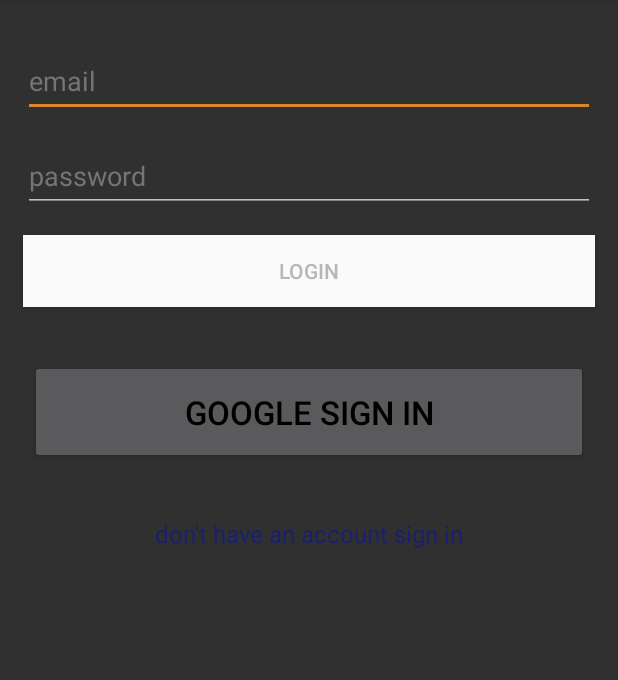
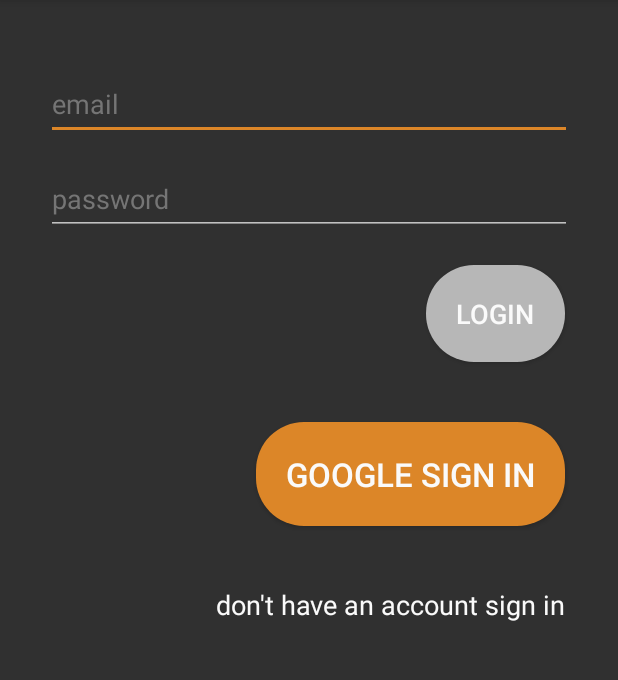
Before and after one commit to mike-shukra/goyoga, an Android app: the screen it shows after launch (LoginActivity), on a phone screen of 412 x 824 dp, the part 84-764 px from its top. Run offline under Robolectric (Android 15) with nearby library versions, the phone set to English and light mode, and no system bars; our stand-ins replace Firebase (no records; nobody signed in at launch, a user with empty details on screens opened directly), Room's generated code, navigation-ui.

Commit message:
some changes

```diff
--- a/app/src/main/java/ru/yogago/goyoga/LoginActivity.kt
+++ b/app/src/main/java/ru/yogago/goyoga/LoginActivity.kt
@@ -8,7 +8,13 @@
 import android.widget.EditText
 import android.widget.TextView
 import android.widget.Toast
+import androidx.activity.result.IntentSenderRequest
+import androidx.activity.result.contract.ActivityResultContracts
 import androidx.appcompat.app.AppCompatActivity
+import com.google.android.gms.auth.api.identity.BeginSignInRequest
+import com.google.android.gms.auth.api.identity.Identity
+import com.google.android.gms.auth.api.identity.SignInClient
+import com.google.android.gms.auth.api.identity.SignInCredential
 import com.google.android.gms.auth.api.signin.GoogleSignIn
 import com.google.android.gms.auth.api.signin.GoogleSignInClient
 import com.google.android.gms.auth.api.signin.GoogleSignInOptions
@@ -22,7 +28,7 @@
 import ru.yogago.goyoga.service.TokenProvider
 
 /**
- * Demonstrate Firebase Authentication using a Google ID Token.
+ * Firebase Authentication using a Google ID Token.
  */
 class LoginActivity : AppCompatActivity() {
 
@@ -32,18 +38,24 @@
     private lateinit var btnLogin: Button
     private lateinit var btnSignInGoogle: Button
 
-    private val Req_Code: Int = 123
+    private lateinit var oneTapClient: SignInClient
+    private lateinit var signInRequest: BeginSignInRequest
 
     private lateinit var auth: FirebaseAuth
-
-    private lateinit var googleSignInClient: GoogleSignInClient
 
     override fun onCreate(savedInstanceState: Bundle?) {
         super.onCreate(savedInstanceState)
 
+        auth = Firebase.auth
+        oneTapClient = Identity.getSignInClient(this)
+
+        val currentUser = auth.currentUser
+        if (currentUser != null) {
+            updateUserData()
+        }
+
         setContentView(R.layout.activity_login)
 
-        // View Binding
         tvRedirectSignUp = findViewById(R.id.tvRedirectSignUp)
         btnLogin = findViewById(R.id.btnLogin)
         btnSignInGoogle = findViewById(R.id.btnSignInGoogle)
@@ -51,14 +63,15 @@
         etPass = findViewById(R.id.etPassword)
 
 
-        val gso = GoogleSignInOptions.Builder(GoogleSignInOptions.DEFAULT_SIGN_IN)
-            .requestIdToken(getString(R.string.default_web_client_id))
-            .requestEmail()
+        signInRequest = BeginSignInRequest.builder()
+            .setGoogleIdTokenRequestOptions(
+                BeginSignInRequest.GoogleIdTokenRequestOptions.builder()
+                    .setSupported(true)
+                    .setServerClientId(getString(R.string.server_client_id)) // Your web client ID from Firebase
+                    .setFilterByAuthorizedAccounts(false) // Show all accounts, not just authorized
+                    .build()
+            )
             .build()
-
-        googleSignInClient = GoogleSignIn.getClient(this, gso)
-
-        auth = Firebase.auth
 
         btnLogin.setOnClickListener {
             Toast.makeText(this, "Logging In", Toast.LENGTH_SHORT).show()
@@ -67,7 +80,7 @@
 
         btnSignInGoogle.setOnClickListener { view: View? ->
             Toast.makeText(this, "Logging In", Toast.LENGTH_SHORT).show()
-            signIn()
+            oneTapSignIn()
         }
 
         tvRedirectSignUp.setOnClickListener {
@@ -75,79 +88,73 @@
             startActivity(intent)
             finish()
         }
+
     }
 
-    override fun onStart() {
-        super.onStart()
+    private fun oneTapSignIn() {
+        oneTapClient.beginSignIn(signInRequest)
+            .addOnSuccessListener { result ->
+                startForResult.launch(IntentSenderRequest.Builder(result.pendingIntent.intentSender).build())
+            }
+            .addOnFailureListener { e ->
+                // Handle failure, for example, no Google accounts available
+                e.printStackTrace()
+            }
+    }
 
-        if (GoogleSignIn.getLastSignedInAccount(this) != null) {
-            updateUI(auth.currentUser)
+
+    // Register the sign-in result handler
+    private val startForResult = registerForActivityResult(ActivityResultContracts.StartIntentSenderForResult()) { result ->
+        if (result.resultCode == RESULT_OK) {
+            try {
+                // Retrieve the Google ID token from the sign-in result
+                val credential: SignInCredential = oneTapClient.getSignInCredentialFromIntent(result.data)
+                val idToken = credential.googleIdToken
+                if (idToken != null) {
+                    // Use Google ID token to authenticate with Firebase
+                    firebaseAuthWithGoogle(idToken)
+                }
+            } catch (e: ApiException) {
+                e.printStackTrace()
+            }
         }
     }
 
-    override fun onActivityResult(requestCode: Int, resultCode: Int, data: Intent?) {
-        super.onActivityResult(requestCode, resultCode, data)
-
-        // Result returned from launching the Intent from GoogleSignInApi.getSignInIntent(...);
-        if (requestCode == RC_SIGN_IN) {
-            val task = GoogleSignIn.getSignedInAccountFromIntent(data)
-            try {
-                // Google Sign In was successful, authenticate with Firebase
-                val account = task.getResult(ApiException::class.java)!!
-                Log.d(AppConstants.LOG_TAG, "firebaseAuthWithGoogle:" + account.id)
-                firebaseAuthWithGoogle(account.idToken!!)
-            } catch (e: ApiException) {
-                // Google Sign In failed, update UI appropriately
-                Log.w(AppConstants.LOG_TAG, "Google sign in failed", e)
-            }
-        }
-    }
     private fun firebaseAuthWithGoogle(idToken: String) {
         val credential = GoogleAuthProvider.getCredential(idToken, null)
         auth.signInWithCredential(credential)
             .addOnCompleteListener(this) { task ->
                 if (task.isSuccessful) {
-                    // Sign in success, update UI with the signed-in user's information
-                    Log.d(AppConstants.LOG_TAG, "signInWithCredential:success")
+                    // Sign-in succeeded, get the Firebase user
                     val user = auth.currentUser
-                    Log.d(AppConstants.LOG_TAG, "user: " + user!!.email)
-                    updateUI(user)
+                    // You can now access user data like user?.email or user?.uid
+                    Log.d(AppConstants.LOG_TAG, "Firebase Auth successful, user: ${user?.email}")
+                    updateUserData()
                 } else {
-                    // If sign in fails, display a message to the user.
-                    Log.w(AppConstants.LOG_TAG, "signInWithCredential:failure", task.exception)
-                    updateUI(null)
+                    // Sign-in failed
+                    Log.d(AppConstants.LOG_TAG, "Firebase Auth failed: ${task.exception}")
+                    Toast.makeText(this, "Log In failed ", Toast.LENGTH_SHORT).show()
                 }
             }
     }
-    private fun signIn() {
-        val signInIntent = googleSignInClient.signInIntent
-        startActivityForResult(signInIntent, RC_SIGN_IN)
-    }
-    private fun updateUI(user: FirebaseUser?) {
-        Log.d(AppConstants.LOG_TAG, "auth.currentUser!!: " + auth.currentUser!!)
+
+    fun updateUserData() {
         auth.currentUser!!.getIdToken(true)
             .addOnCompleteListener { task ->
                 if (task.isSuccessful) {
                     TokenProvider.firebaseToken = task.result.token
                     // Send token to your backend via HTTPS
                     Log.d(AppConstants.LOG_TAG, "token: " + TokenProvider.firebaseToken)
-                    val intent = Intent(this, MainActivity::class.java)
-                    startActivity(intent)
-                    finish()
+                    navigateToHomeScreen()
                 } else {
 //                     Handle error -> task.getException();
                 }
             }
-//        val credential = GoogleAuthProvider.getCredential(user!!.uid, null)
-//        auth.signInWithCredential(credential).addOnCompleteListener { task ->
-//            if (task.isSuccessful) {
-////                SavedPreference.setEmail(this, account.email.toString())
-////                SavedPreference.setUsername(this, account.displayName.toString())
-//                val intent = Intent(this, MainActivity::class.java)
-//                startActivity(intent)
-//                finish()
-//            }
-//        }
+    }
+    private fun navigateToHomeScreen() {
+        val intent = Intent(this, MainActivity::class.java)
+        startActivity(intent)
+        finish()
     }
 
     private fun login() {
@@ -161,11 +168,7 @@
             Log.d(AppConstants.LOG_TAG, "try " )
             if (it.isSuccessful) {
                 Toast.makeText(this, "Successfully LoggedIn", Toast.LENGTH_SHORT).show()
-                val intent = Intent(this, MainActivity::class.java)
-                startActivity(intent)
-                // using finish() to end the activity
-                finish()
-                // ...
+                updateUserData()
 
             } else
                 Toast.makeText(this, "Log In failed ", Toast.LENGTH_SHORT).show()
--- /dev/null
+++ b/app/src/main/java/ru/yogago/goyoga/data/BooleanDTO.kt
@@ -0,0 +1,5 @@
+package ru.yogago.goyoga.data
+
+data class BooleanDTO(
+    var value: Boolean = false
+)
--- a/app/src/main/java/ru/yogago/goyoga/ui/profile/ProfileViewModel.kt
+++ b/app/src/main/java/ru/yogago/goyoga/ui/profile/ProfileViewModel.kt
@@ -31,7 +31,8 @@
     }
 
     fun loadUserData() {
-        model.loadUserData()
+        model.createUserOnServerIfNotExist()
+//        model.loadUserData()
     }
 
 //    viewModelScope.launch {
--- /dev/null
+++ b/app/src/main/res/drawable/button_background_inactive.xml
@@ -0,0 +1,37 @@
+<?xml version="1.0" encoding="utf-8"?>
+<selector xmlns:android="http://schemas.android.com/apk/res/android">
+    <item
+        android:state_enabled="false">
+        <shape android:shape="rectangle">
+            <solid android:color="@color/colorPrimaryMiddle" />
+            <corners android:radius="32dp" />
+        </shape>
+    </item>
+
+    <item
+        android:state_pressed="true"
+        android:state_enabled="true">
+        <shape android:shape="rectangle">
+            <solid android:color="@color/colorPrimaryMiddle" />
+            <corners android:radius="32dp" />
+
+        </shape>
+    </item>
+    <item
+        android:state_focused="true"
+        android:state_enabled="true">
+        <shape android:shape="rectangle">
+            <solid android:color="@color/colorAccentDark" />
+            <corners android:radius="32dp" />
+        </shape>
+    </item>
+    <item
+        android:state_enabled="true">
+        <shape android:shape="rectangle">
+            <solid android:color="@color/colorWhiteMiddle" />
+            <corners android:radius="32dp" />
+        </shape>
+    </item>
+
+
+</selector>
--- a/app/src/main/res/layout/activity_login.xml
+++ b/app/src/main/res/layout/activity_login.xml
@@ -13,7 +13,12 @@
         app:layout_constraintBottom_toTopOf="parent"
         app:layout_constraintEnd_toEndOf="parent"
         app:layout_constraintStart_toStartOf="parent"
-        app:layout_constraintTop_toTopOf="parent">
+        app:layout_constraintTop_toTopOf="parent"
+        android:padding="15dp"
+        android:paddingTop="40dp"
+        android:paddingBottom="40dp"
+        android:layout_gravity="end"
+        android:gravity="end">
 
         <EditText
             android:id="@+id/etEmailAddress"
@@ -45,31 +50,35 @@
 
         <Button
             android:id="@+id/btnLogin"
-            android:layout_width="match_parent"
+            android:layout_width="wrap_content"
             android:layout_height="wrap_content"
-            android:layout_margin="15dp"
-            android:background="@drawable/btn_primary"
-            android:text="@string/login" />
+            android:background="@drawable/button_background_inactive"
+            android:layout_margin="20dp"
+            android:padding="20dp"
+            android:text="@string/login"
+            android:textSize="18sp"
+            android:textColor="@color/colorWhiteLite" />
 
         <Button
             android:id="@+id/btnSignInGoogle"
-            android:layout_width="match_parent"
+            android:layout_width="wrap_content"
             android:layout_height="wrap_content"
             android:layout_margin="20dp"
+            android:background="@drawable/button_background"
             android:padding="20dp"
             android:text="@string/google_sign_in"
-            android:textColor="#000"
+            android:textColor="@color/colorWhiteLite"
             android:textSize="22sp" />
 
         <TextView
             android:id="@+id/tvRedirectSignUp"
             android:layout_width="match_parent"
             android:layout_height="wrap_content"
-            android:layout_margin="15dp"
-            android:gravity="center_horizontal"
+            android:layout_margin="20dp"
+            android:gravity="end"
             android:text="@string/don_t_have_an_account_sign_in"
-            android:textColor="#18206F"
-            android:textSize="16sp" />
+            android:textColor="@color/colorWhiteLite"
+            android:textSize="18sp" />
 
     </LinearLayout>
 
--- a/app/src/main/res/values/strings.xml
+++ b/app/src/main/res/values/strings.xml
@@ -105,5 +105,6 @@
     <string name="long_for_one_side">Long for one side</string>
     <string name="side_by_side">Side by side</string>
     <string name="how_to_sort">How to sort</string>
+    <string name="server_client_id">1095319247800-2geo5024149lnm6vodmgrp7m66j9upmo.apps.googleusercontent.com</string>
 
 </resources>
```
Also changed, not shown: app/build.gradle (+5 -8 lines), app/src/main/java/ru/yogago/goyoga/MainActivity.kt (+17 -7 lines), app/src/main/java/ru/yogago/goyoga/SignUpActivity.kt (+1 -10 lines), app/src/main/java/ru/yogago/goyoga/model/MainModel.kt (+21 -1 lines), app/src/main/java/ru/yogago/goyoga/service/Api.kt (+10 -0 lines), app/src/main/java/ru/yogago/goyoga/ui/profile/ProfileFragment.kt (+9 -4 lines), app/src/main/java/ru/yogago/goyoga/ui/profile/SettingsFragment.kt (+13 -12 lines), app/src/main/res/layout/activity_sign_up.xml (+11 -6 lines).
